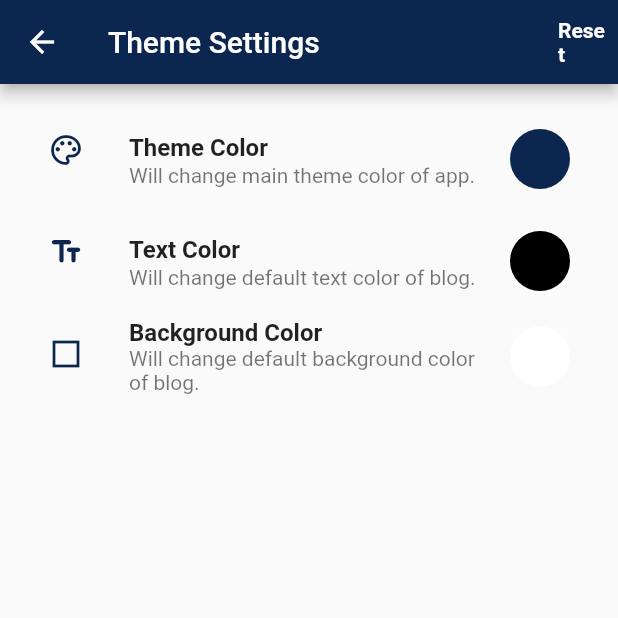
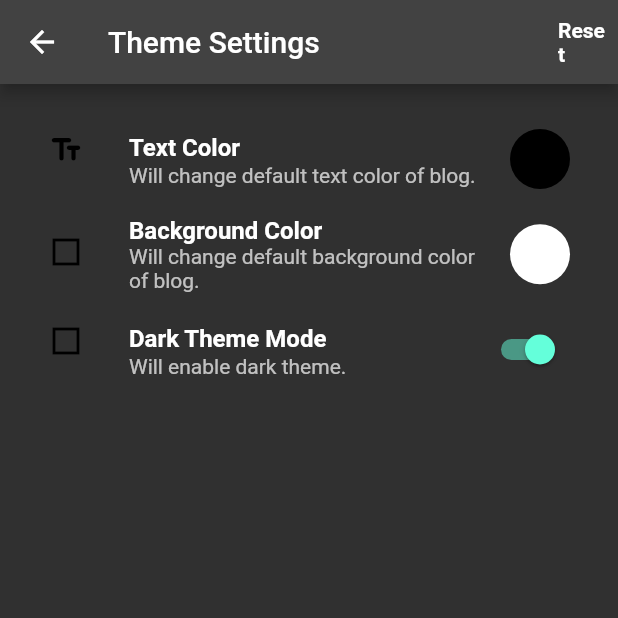
Before and after one commit to himanshurao075/personal_blog_app, a Flutter app: the HomeScreen screen opened directly, in the side drawer, after a tap on "Theme Settings", on a phone screen of 412 x 824 dp, the top half of it. Run offline on Flutter 3.47's test engine with Material 2 defaults, Android fonts, the light colour scheme and no system bars; our stand-ins replace connectivity_plus, flutter_colorpicker, flutter_native_splash, fluttertoast, get_storage, lottie; missing offline and left inert: safe_device; accounts and stored records are empty.

Commit message:
code update

```diff
--- a/lib/PersonalBlogApp.dart
+++ b/lib/PersonalBlogApp.dart
@@ -37,11 +37,13 @@ class _PersonalBlogAppState extends State<PersonalBlogApp>
                 navigatorKey: navigatorKey,
                 builder: (BuildContext context, Widget? child) {
                   return MediaQuery(
-                    data: MediaQuery.of(context).copyWith( ),
+                    data: MediaQuery.of(context),
                     child: child!,
                   );
                 },
                 theme: AppTheme.getAppTheme(),
+                // darkTheme: AppTheme.getDartTheme(),
+                themeMode: AppTheme.getThemeMode(),
                 debugShowCheckedModeBanner: false,
                 home: const SplashScreen(),
 
--- a/lib/Screens/Home/app_settings_screen.dart
+++ b/lib/Screens/Home/app_settings_screen.dart
@@ -1,9 +1,9 @@
-
 import 'package:blog_assesment/AppSettings.dart';
 import 'package:blog_assesment/PersonalBlogApp.dart';
 import 'package:blog_assesment/res/app_color.dart';
 import 'package:flutter/material.dart';
 import 'package:flutter_colorpicker/flutter_colorpicker.dart';
+import 'package:provider/provider.dart';
 
 class AppSettingsScreen extends StatefulWidget {
   const AppSettingsScreen({super.key});
@@ -13,23 +13,40 @@ class AppSettingsScreen extends StatefulWidget {
 }
 
 class _AppSettingsScreenState extends State<AppSettingsScreen> {
+  late AppColor appColorProvider;
+
+  @override
+  void initState() {
+    // TODO: implement initState
+    super.initState();
+    appColorProvider = Provider.of<AppColor>(context, listen: false);
+  }
+
   @override
   Widget build(BuildContext context) {
     final theme = Theme.of(context);
+    appColorProvider = Provider.of<AppColor>(context);
     return Scaffold(
       appBar: AppBar(
         title: Text("Theme Settings"),
-        actions: [IconButton(onPressed: (){
-            AppColor.resetDefault ();
+        actions: [
+          IconButton(
+              onPressed: () {
+                AppColor.resetDefault();
                 runApp(PersonalBlogApp());
-
-        }, icon: Text("Reset",style: TextStyle(fontWeight: FontWeight.bold),))],
+              },
+              icon: Text(
+                "Reset",
+                style: TextStyle(fontWeight: FontWeight.bold),
+              ))
+        ],
       ),
       body: Padding(
         padding: const EdgeInsets.all(16.0),
         child: Column(
           crossAxisAlignment: CrossAxisAlignment.start,
           children: [
+            if (!AppColor.isDarkTheme)
               ListTile(
                 visualDensity: VisualDensity.comfortable,
                 leading: Icon(
@@ -44,16 +61,17 @@ class _AppSettingsScreenState extends State<AppSettingsScreen> {
                   "Will change main theme color of app.",
                   style: TextStyle(fontWeight: FontWeight.w400),
                 ),
-              trailing:
-                  GestureDetector(
-                     onTap: (){
-                       changeColorDialog((changedColor){
-                         AppColor.defaultMainColor = changedColor ??AppColor.defaultMainColor;
+                trailing: GestureDetector(
+                    onTap: () {
+                      changeColorDialog((changedColor) {
+                        appColorProvider.updateDefaultMainColor(changedColor);
+                        // AppColor.defaultMainColor =
+                        //     changedColor ?? AppColor.defaultMainColor;
                         runApp(PersonalBlogApp());
-
                       });
                     },
-                    child: CircleAvatar(backgroundColor: AppColor.defaultMainColor)),
+                    child: CircleAvatar(
+                        backgroundColor: AppColor.defaultMainColor)),
               ),
             ListTile(
               visualDensity: VisualDensity.comfortable,
@@ -69,17 +87,18 @@ class _AppSettingsScreenState extends State<AppSettingsScreen> {
                 "Will change default text color of blog.",
                 style: TextStyle(fontWeight: FontWeight.w400),
               ),
-              trailing:
-                  GestureDetector(
-                    onTap: (){
-                      changeColorDialog((changedColor){
-                         AppColor.defaultTextColor = changedColor ??AppColor.defaultTextColor;
+              trailing: GestureDetector(
+                  onTap: () {
+                    changeColorDialog((changedColor) {
+                      appColorProvider.updateDefaultTextColor(changedColor);
+
+                      // AppColor.defaultTextColor =
+                      //     changedColor ?? AppColor.defaultTextColor;
                       runApp(PersonalBlogApp());
-
-
                     });
                   },
-                    child: CircleAvatar(backgroundColor: AppColor.defaultTextColor)),
+                  child:
+                      CircleAvatar(backgroundColor: AppColor.defaultTextColor)),
             ),
             ListTile(
               visualDensity: VisualDensity.comfortable,
@@ -95,27 +114,48 @@ class _AppSettingsScreenState extends State<AppSettingsScreen> {
                 "Will change default background color of blog.",
                 style: TextStyle(fontWeight: FontWeight.w400),
               ),
-              trailing:
-                  GestureDetector(
-                    onTap: (){
-                      changeColorDialog((changedColor){
-                         AppColor.defaultBgColor = changedColor ??AppColor.defaultBgColor;
+              trailing: GestureDetector(
+                  onTap: () {
+                    changeColorDialog((changedColor) {
+                      appColorProvider.updateDefaultBgColor(changedColor);
+
+                      // AppColor.defaultBgColor =
+                      //     changedColor ?? AppColor.defaultBgColor;
                       runApp(PersonalBlogApp());
-
                     });
                   },
-                    child: CircleAvatar(backgroundColor: AppColor.defaultBgColor)),
+                  child:
+                      CircleAvatar(backgroundColor: AppColor.defaultBgColor)),
             ),
-
+            ListTile(
+                visualDensity: VisualDensity.comfortable,
+                leading: Icon(
+                  Icons.square_outlined,
+                  color: theme.primaryColor,
+                ),
+                title: const Text(
+                  "Dark Theme Mode",
+                  style: TextStyle(fontWeight: FontWeight.w600),
+                ),
+                subtitle: const Text(
+                  "Will enable dark theme.",
+                  style: TextStyle(fontWeight: FontWeight.w400),
+                ),
+                trailing: Switch(
+                  onChanged: (val) {
+                    appColorProvider.changeThemeToDarkMode();
+                    runApp(PersonalBlogApp());
+                  },
+                  value: AppColor.isDarkTheme,
+                )),
           ],
         ),
       ),
     );
   }
 
-
-  changeColorDialog (Function (Color? c) onColorChanged) {
-    Color? newColor ;
+  changeColorDialog(Function(Color? c) onColorChanged) {
+    Color? newColor;
     return showDialog(
       context: context,
       builder: (BuildContext context) {
@@ -125,7 +165,7 @@ class _AppSettingsScreenState extends State<AppSettingsScreen> {
             child: BlockPicker(
               pickerColor: AppColor.defaultMainColor,
               onColorChanged: (color) {
-                               newColor =color;
+                newColor = color;
               },
             ),
           ),
@@ -133,7 +173,8 @@ class _AppSettingsScreenState extends State<AppSettingsScreen> {
             TextButton(
               child: Text('Got it'),
               onPressed: () {
-                                Navigator.of(context).pop();                                onColorChanged(newColor);
+                Navigator.of(context).pop();
+                onColorChanged(newColor);
               },
             ),
           ],
--- a/lib/Screens/Home/home_screen.dart
+++ b/lib/Screens/Home/home_screen.dart
@@ -201,7 +201,8 @@ class _HomeScreenState extends State<HomeScreen> {
                 : GridView.builder(
                     shrinkWrap: true,
                     itemCount: _blogProvider.allBlogs.length,
-                    gridDelegate: const SliverGridDelegateWithFixedCrossAxisCount(
+                    gridDelegate:
+                        const SliverGridDelegateWithFixedCrossAxisCount(
                             childAspectRatio: 1.25,
                             mainAxisSpacing: 10,
                             crossAxisSpacing: 10,
@@ -216,37 +217,60 @@ class _HomeScreenState extends State<HomeScreen> {
 
                         decoration: BoxDecoration(
                             borderRadius: BorderRadius.circular(5),
-                        border: Border(bottom: BorderSide(width: 3,color: theme.primaryColor),left: BorderSide(width: 1,color: theme.primaryColor),right: BorderSide(width: 1,color: theme.primaryColor),top: BorderSide(width: 1,color: theme.primaryColor),)),
-                        child: Stack(
-                          children:[ Padding(
+                            border: Border(
+                              bottom: BorderSide(
+                                  width: 3, color: theme.primaryColor),
+                              left: BorderSide(
+                                  width: 1, color: theme.primaryColor),
+                              right: BorderSide(
+                                  width: 1, color: theme.primaryColor),
+                              top: BorderSide(
+                                  width: 1, color: theme.primaryColor),
+                            )),
+                        child: Stack(children: [
+                          Padding(
                             padding: const EdgeInsets.all(10.0),
-                            child: Column(children: [
+                            child: Column(
+                              children: [
                                 Expanded(
                                   child: GestureDetector(
-                                onTap: (){
+                                      onTap: () {
                                         Navigator.push(
                                             context,
                                             MaterialPageRoute(
                                                 builder: (context) =>
-                                          ViewBlogScreen(blog: item)));
+                                                    ViewBlogScreen(
+                                                        blog: item)));
                                       },
-                                child: Center(child: Icon(Icons.edit_document,color: Colors.grey,size: 50,),)),
+                                      child: Center(
+                                        child: Icon(
+                                          Icons.edit_document,
+                                          color: Colors.grey,
+                                          size: 50,
                                         ),
-                             Text(item.title,style: TextStyle(fontWeight: FontWeight.w700,color: textColor,fontSize: 16),maxLines: 2,),
-                                                ],),
+                                      )),
                                 ),
-
+                                Text(
+                                  item.title,
+                                  style: TextStyle(
+                                      fontWeight: FontWeight.w700,
+                                      color: textColor,
+                                      fontSize: 16),
+                                  maxLines: 2,
+                                ),
+                              ],
+                            ),
+                          ),
                           Positioned(
                               right: 0,
-                                          child: IconButton(onPressed: (){
+                              child: IconButton(
+                                  onPressed: () {
                                     _blogProvider.deletBlog(index);
-                                          }, icon: Icon(Icons.delete_forever) ))
-                                               ]
-                        ) ,);
-                    }
-
-
-                  )
+                                  },
+                                  icon: Icon(Icons.delete_forever)))
+                        ]),
+                      );
+                    })
           ],
         ),
       ),
@@ -261,17 +285,17 @@ _blogProvider.deletBlog(index);
           Container(
             height: MediaQuery.of(context).size.height * 0.1,
             decoration: BoxDecoration(
-              color: theme.primaryColor,
+              color: theme.canvasColor,
             ),
-            child: const Padding(
-              padding: EdgeInsets.all(16.0),
+            child: Padding(
+              padding: const EdgeInsets.all(16.0),
               child: Row(
                 crossAxisAlignment: CrossAxisAlignment.end,
                 children: [
                   Text(
                     'Personal Blog App',
                     style: TextStyle(
-                        color: Colors.white,
+                        color: theme.primaryColor,
                         fontSize: 20,
                         fontWeight: FontWeight.w700),
                   ),
@@ -290,8 +314,10 @@ _blogProvider.deletBlog(index);
               style: TextStyle(fontWeight: FontWeight.w600),
             ),
             onTap: () {
-              Navigator.push(context,
-                  MaterialPageRoute(builder: (context) => const AppSettingsScreen()));
+              Navigator.push(
+                  context,
+                  MaterialPageRoute(
+                      builder: (context) => const AppSettingsScreen()));
             },
           ),
           const Spacer(),
--- a/lib/businessLogics/providers/base_provider.dart
+++ b/lib/businessLogics/providers/base_provider.dart
@@ -10,6 +10,7 @@ class BaseProvider extends ChangeNotifier {
 
   bool? checkNetwork;
   /* Function to check internet connection */
+
   Future<bool> checkInternet() async {
      checkNetwork =  await NetworkConnection.instance.checkInternet();
      notifyListeners();
--- a/lib/provider_registaration.dart
+++ b/lib/provider_registaration.dart
@@ -1,3 +1,4 @@
+import 'package:blog_assesment/res/app_color.dart';
 import 'package:flutter/material.dart';
 import 'package:provider/provider.dart';
 import 'package:provider/single_child_widget.dart';
@@ -18,6 +19,8 @@ class RegisterProviders {
         ChangeNotifierProvider<BlogProvider>(
           create: (context) => BlogProvider(),
         ),
-
+        ChangeNotifierProvider<AppColor>(
+          create: (context) => AppColor(),
+        ),
       ];
 }
--- a/lib/res/app_theme.dart
+++ b/lib/res/app_theme.dart
@@ -1,11 +1,11 @@
-
 import 'package:blog_assesment/res/app_color.dart';
 import 'package:flutter/material.dart';
 
-class AppTheme  {
-
- static  ThemeData getAppTheme() {
-    return ThemeData(
+class AppTheme {
+  static ThemeData getAppTheme() {
+    return AppColor.isDarkTheme
+        ? ThemeData.dark().copyWith(primaryColor: AppColor.defaultTextColor)
+        : ThemeData(
             primarySwatch: AppColor.getPrimarySwatchColor(),
             pageTransitionsTheme: const PageTransitionsTheme(builders: {
               TargetPlatform.iOS: CupertinoPageTransitionsBuilder(),
@@ -14,7 +14,7 @@ class AppTheme  {
           );
   }
 
-
-
-
+  static ThemeMode getThemeMode() {
+    return AppColor.isDarkTheme ? ThemeMode.dark : ThemeMode.light;
   }
+}
```
Also changed, not shown: lib/res/app_color.dart (+49 -13 lines). Lines whose indentation alone changed are shown as unchanged.
